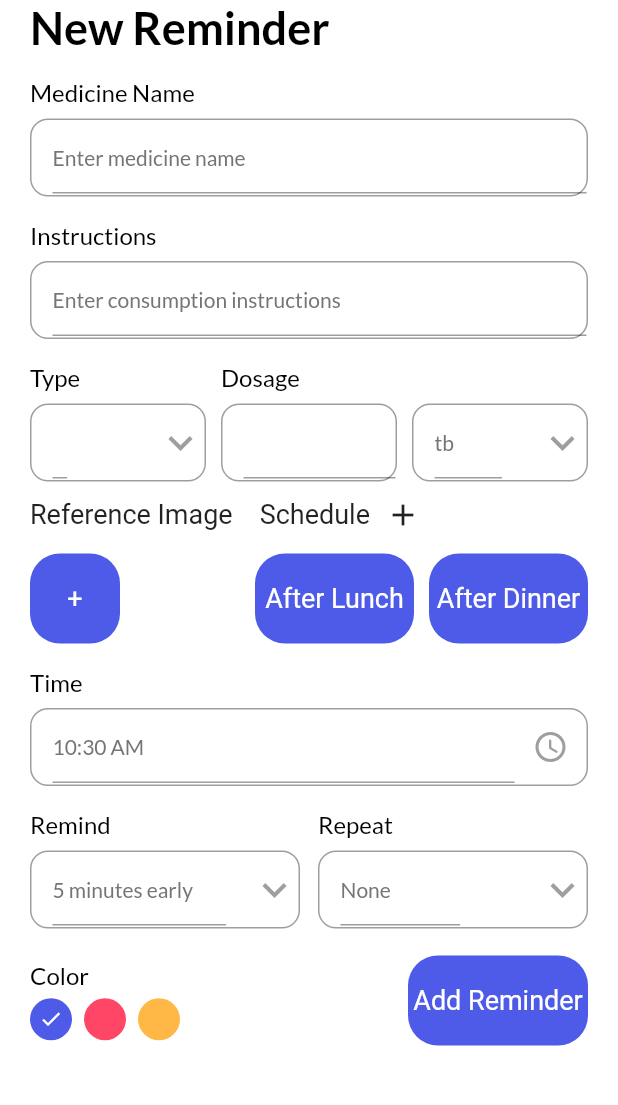
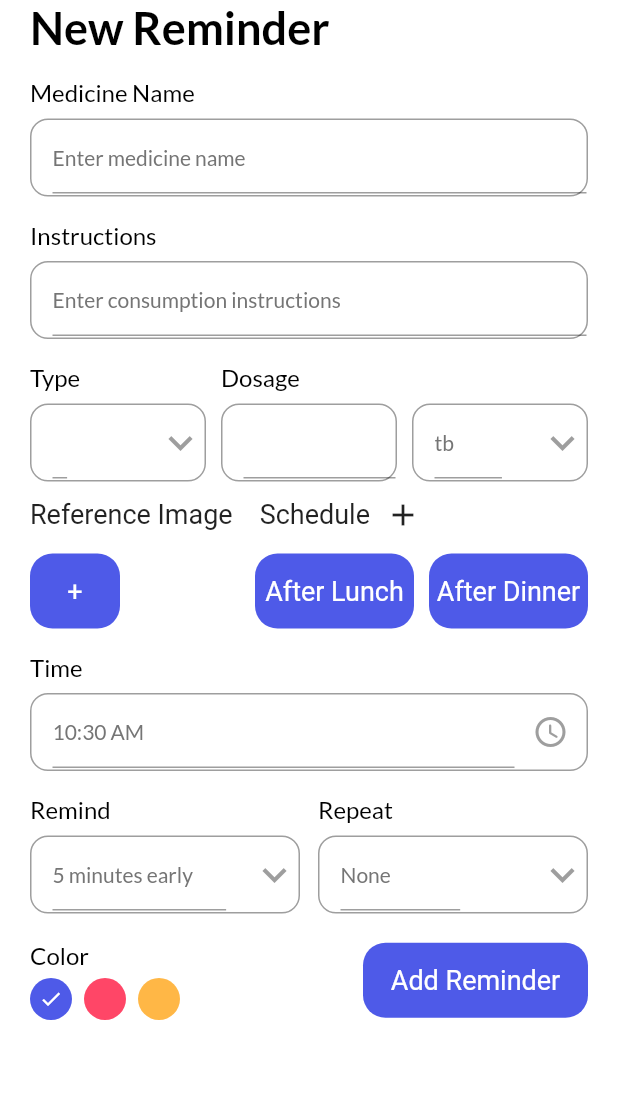
Before and after one commit to aashayk18/SchedMed, a Flutter app: the AddTaskPage screen opened directly, on a phone screen of 412 x 824 dp, the part 84-1189 px from its top. Run offline on Flutter 3.47's test engine with Material 2 defaults, Android fonts, the light colour scheme and no system bars; our stand-ins replace date_picker_timeline, flutter_local_notifications, flutter_native_timezone, flutter_staggered_animations, get, get_storage and 3 more; accounts and stored records are empty.

Commit message:
changed width
new width = 150

```diff
--- a/lib/ui/widgets/button.dart
+++ b/lib/ui/widgets/button.dart
@@ -13,10 +13,10 @@ class MyButton extends StatelessWidget {
     return GestureDetector(
         onTap: onTap,
         child:Container(
-        width: 120,
-        height: 60,
+            width: 150,
+            height: 50,
             decoration: BoxDecoration(
-          borderRadius: BorderRadius.circular(20),
+                borderRadius: BorderRadius.circular(15),
                 color: primaryClr
             ),
             child: Align (
```
Lines whose indentation alone changed are shown as unchanged.
